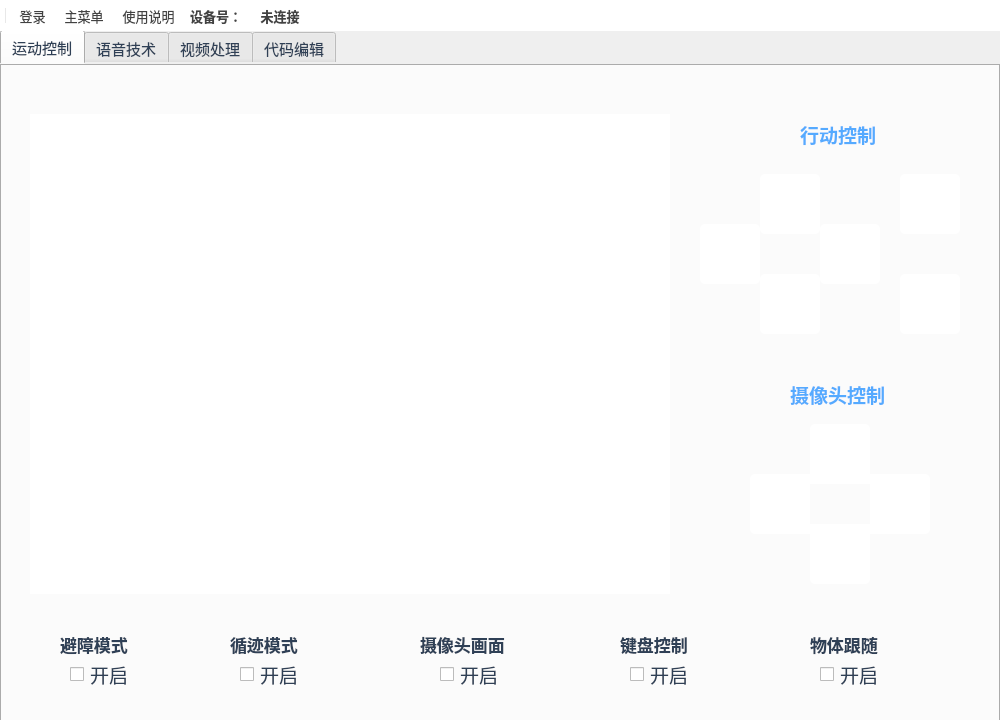
Before: the Qt Designer form ui/tankWindow.ui in Asan96/Car, drawn with Qt 5.
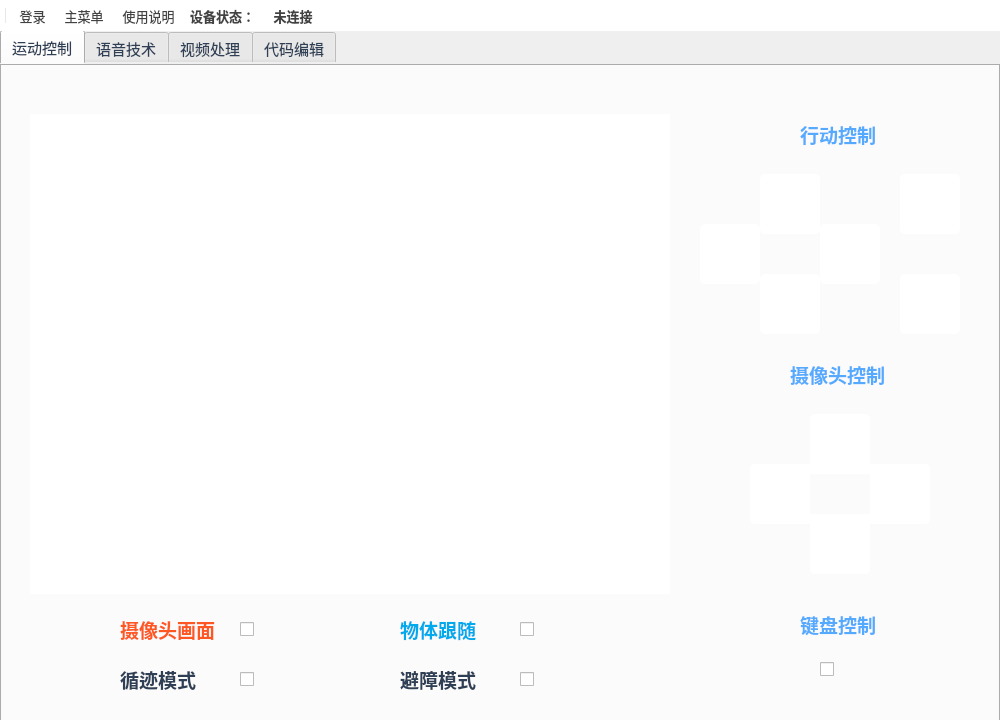
After: the same form once the commit is applied. The open tabs and pages were chosen to show the change.

```diff
--- a/ui/tankWindow.ui
+++ b/ui/tankWindow.ui
@@ -72,8 +72,8 @@
     </property>
     <property name="iconSize">
      <size>
-      <width>24</width>
-      <height>24</height>
+      <width>48</width>
+      <height>48</height>
      </size>
     </property>
     <property name="elideMode">
@@ -101,10 +101,10 @@
      <widget class="QCheckBox" name="avoid">
       <property name="geometry">
        <rect>
-        <x>70</x>
+        <x>520</x>
         <y>600</y>
         <width>81</width>
-        <height>21</height>
+        <height>31</height>
        </rect>
       </property>
       <property name="font">
@@ -114,28 +114,28 @@
        </font>
       </property>
       <property name="text">
-       <string>开启</string>
+       <string/>
       </property>
      </widget>
      <widget class="QLabel" name="label_2">
       <property name="geometry">
        <rect>
-        <x>230</x>
-        <y>560</y>
+        <x>120</x>
+        <y>600</y>
         <width>91</width>
-        <height>41</height>
+        <height>31</height>
        </rect>
       </property>
       <property name="font">
        <font>
         <family>微软雅黑</family>
-        <pointsize>-1</pointsize>
-        <weight>62</weight>
+        <pointsize>14</pointsize>
+        <weight>75</weight>
         <bold>true</bold>
        </font>
       </property>
       <property name="styleSheet">
-       <string notr="true">font-family:'微软雅黑';font-size:17px;font-weight:500;</string>
+       <string notr="true">font-family:'微软雅黑';font-weight:bold;color:#2F4056;</string>
       </property>
       <property name="text">
        <string>循迹模式</string>
@@ -169,10 +169,10 @@
      <widget class="QCheckBox" name="keyboard_control">
       <property name="geometry">
        <rect>
-        <x>630</x>
-        <y>600</y>
+        <x>820</x>
+        <y>590</y>
         <width>81</width>
-        <height>21</height>
+        <height>31</height>
        </rect>
       </property>
       <property name="font">
@@ -182,7 +182,7 @@
        </font>
       </property>
       <property name="text">
-       <string>开启</string>
+       <string/>
       </property>
      </widget>
      <widget class="QCheckBox" name="travel">
@@ -191,7 +191,7 @@
         <x>240</x>
         <y>600</y>
         <width>81</width>
-        <height>21</height>
+        <height>31</height>
        </rect>
       </property>
       <property name="font">
@@ -201,7 +201,7 @@
        </font>
       </property>
       <property name="text">
-       <string>开启</string>
+       <string/>
       </property>
      </widget>
      <widget class="QPushButton" name="car_rotate">
@@ -285,7 +285,7 @@
       <property name="geometry">
        <rect>
         <x>870</x>
-        <y>410</y>
+        <y>400</y>
         <width>60</width>
         <height>60</height>
        </rect>
@@ -338,7 +338,7 @@
       <property name="geometry">
        <rect>
         <x>810</x>
-        <y>360</y>
+        <y>350</y>
         <width>60</width>
         <height>60</height>
        </rect>
@@ -362,22 +362,22 @@
      <widget class="QLabel" name="label">
       <property name="geometry">
        <rect>
-        <x>60</x>
-        <y>560</y>
+        <x>400</x>
+        <y>600</y>
         <width>91</width>
-        <height>41</height>
+        <height>31</height>
        </rect>
       </property>
       <property name="font">
        <font>
         <family>微软雅黑</family>
-        <pointsize>-1</pointsize>
-        <weight>62</weight>
+        <pointsize>14</pointsize>
+        <weight>75</weight>
         <bold>true</bold>
        </font>
       </property>
       <property name="styleSheet">
-       <string notr="true">font-family:'微软雅黑';font-size:17px;font-weight:500;</string>
+       <string notr="true">font-family:'微软雅黑';font-weight:bold;color:#2F4056;</string>
       </property>
       <property name="text">
        <string>避障模式</string>
@@ -412,7 +412,7 @@
       <property name="geometry">
        <rect>
         <x>810</x>
-        <y>460</y>
+        <y>450</y>
         <width>60</width>
         <height>60</height>
        </rect>
@@ -436,8 +436,8 @@
      <widget class="QLabel" name="label_3">
       <property name="geometry">
        <rect>
-        <x>620</x>
-        <y>560</y>
+        <x>800</x>
+        <y>540</y>
         <width>91</width>
         <height>41</height>
        </rect>
@@ -445,13 +445,13 @@
       <property name="font">
        <font>
         <family>微软雅黑</family>
-        <pointsize>-1</pointsize>
-        <weight>62</weight>
+        <pointsize>14</pointsize>
+        <weight>75</weight>
         <bold>true</bold>
        </font>
       </property>
       <property name="styleSheet">
-       <string notr="true">font-family:'微软雅黑';font-size:17px;font-weight:500;</string>
+       <string notr="true">color:rgb(85, 170, 255);font-family:'微软雅黑';font-weight:bold;</string>
       </property>
       <property name="text">
        <string>键盘控制</string>
@@ -461,7 +461,7 @@
       <property name="geometry">
        <rect>
         <x>790</x>
-        <y>310</y>
+        <y>290</y>
         <width>111</width>
         <height>41</height>
        </rect>
@@ -485,7 +485,7 @@
       <property name="geometry">
        <rect>
         <x>750</x>
-        <y>410</y>
+        <y>400</y>
         <width>60</width>
         <height>60</height>
        </rect>
@@ -534,22 +534,22 @@
      <widget class="QLabel" name="label_9">
       <property name="geometry">
        <rect>
-        <x>420</x>
-        <y>560</y>
+        <x>120</x>
+        <y>550</y>
         <width>101</width>
-        <height>41</height>
+        <height>31</height>
        </rect>
       </property>
       <property name="font">
        <font>
         <family>微软雅黑</family>
-        <pointsize>-1</pointsize>
-        <weight>62</weight>
+        <pointsize>14</pointsize>
+        <weight>75</weight>
         <bold>true</bold>
        </font>
       </property>
       <property name="styleSheet">
-       <string notr="true">font-family:'微软雅黑';font-size:17px;font-weight:500;</string>
+       <string notr="true">font-family:'微软雅黑';font-weight:bold;color:#FF5722;</string>
       </property>
       <property name="text">
        <string>摄像头画面</string>
@@ -558,10 +558,10 @@
      <widget class="QCheckBox" name="camera_switch">
       <property name="geometry">
        <rect>
-        <x>440</x>
-        <y>600</y>
+        <x>240</x>
+        <y>550</y>
         <width>81</width>
-        <height>21</height>
+        <height>31</height>
        </rect>
       </property>
       <property name="font">
@@ -571,7 +571,7 @@
        </font>
       </property>
       <property name="text">
-       <string>开启</string>
+       <string/>
       </property>
      </widget>
      <widget class="QLabel" name="origin_camera">
@@ -593,22 +593,22 @@
      <widget class="QLabel" name="label_11">
       <property name="geometry">
        <rect>
-        <x>810</x>
-        <y>560</y>
+        <x>400</x>
+        <y>550</y>
         <width>91</width>
-        <height>41</height>
+        <height>31</height>
        </rect>
       </property>
       <property name="font">
        <font>
         <family>微软雅黑</family>
-        <pointsize>-1</pointsize>
-        <weight>62</weight>
+        <pointsize>14</pointsize>
+        <weight>75</weight>
         <bold>true</bold>
        </font>
       </property>
       <property name="styleSheet">
-       <string notr="true">font-family:'微软雅黑';font-size:17px;font-weight:500;</string>
+       <string notr="true">font-family:'微软雅黑';font-weight:bold;color:#01AAED;</string>
       </property>
       <property name="text">
        <string>物体跟随</string>
@@ -617,10 +617,10 @@
      <widget class="QCheckBox" name="follow">
       <property name="geometry">
        <rect>
-        <x>820</x>
-        <y>600</y>
+        <x>520</x>
+        <y>550</y>
         <width>81</width>
-        <height>21</height>
+        <height>31</height>
        </rect>
       </property>
       <property name="font">
@@ -633,16 +633,16 @@
        <string notr="true"/>
       </property>
       <property name="text">
-       <string>开启</string>
+       <string/>
       </property>
       <property name="iconSize">
        <size>
-        <width>48</width>
-        <height>48</height>
+        <width>36</width>
+        <height>36</height>
        </size>
       </property>
-      <property name="shortcut">
-       <string>Ctrl+S</string>
+      <property name="checkable">
+       <bool>true</bool>
       </property>
      </widget>
     </widget>
@@ -1200,6 +1200,9 @@
    </property>
   </action>
   <action name="actionChange">
+   <property name="enabled">
+    <bool>true</bool>
+   </property>
    <property name="text">
     <string>主菜单</string>
    </property>
@@ -1248,14 +1251,20 @@
    </property>
   </action>
   <action name="actionText">
+   <property name="checkable">
+    <bool>false</bool>
+   </property>
+   <property name="checked">
+    <bool>false</bool>
+   </property>
    <property name="enabled">
     <bool>false</bool>
    </property>
    <property name="text">
-    <string>设备号：</string>
+    <string>设备状态：</string>
    </property>
    <property name="iconText">
-    <string>设备号：</string>
+    <string>设备状态：</string>
    </property>
    <property name="toolTip">
     <string>设备号：</string>
@@ -1270,6 +1279,12 @@
    </property>
   </action>
   <action name="actionStatus">
+   <property name="checkable">
+    <bool>false</bool>
+   </property>
+   <property name="checked">
+    <bool>false</bool>
+   </property>
    <property name="enabled">
     <bool>false</bool>
    </property>
```
Left out of the diff: 14 changed lines with no effect on the pictures.
